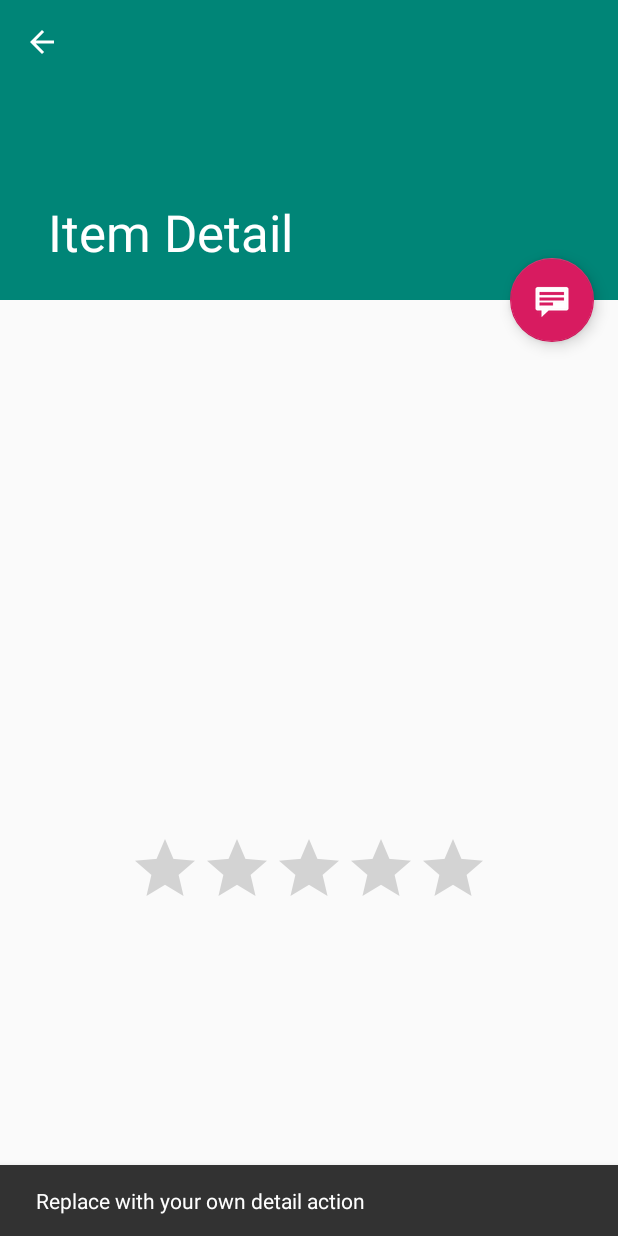
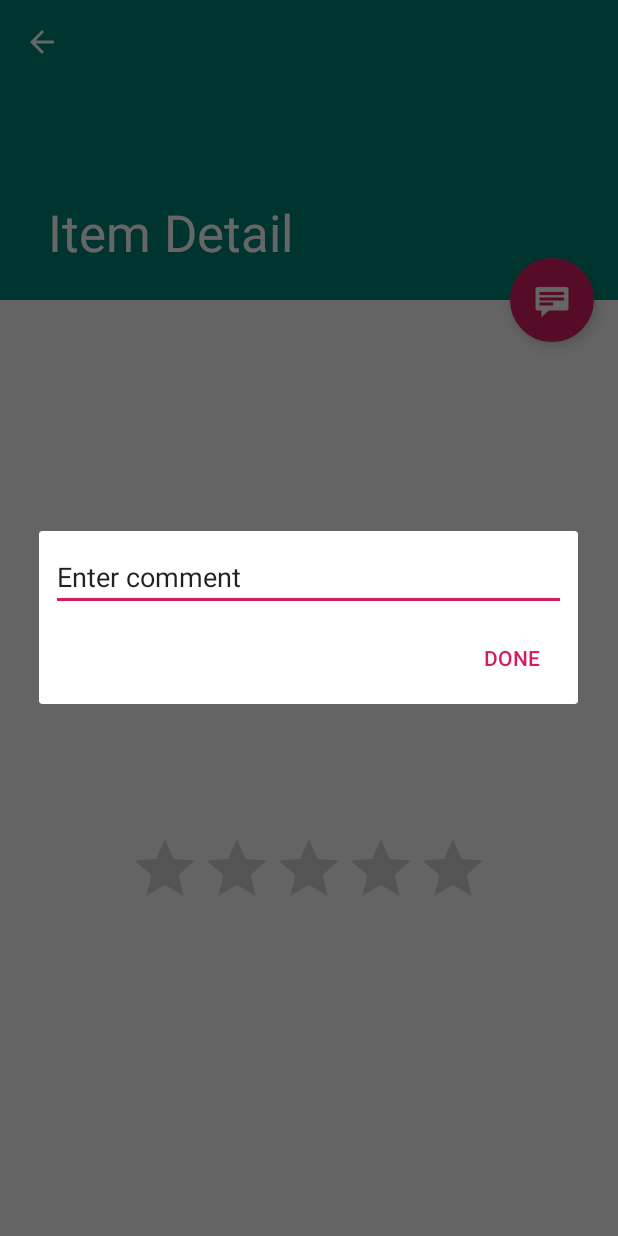
Before and after one commit to Anblak/placesapp, an Android app: the ItemDetailActivity screen opened directly, with no data from a screen before it, after a tap on an icon or button, on a phone screen of 412 x 824 dp. Run offline under Robolectric (Android 15) with nearby library versions, the phone set to English and light mode, and no system bars; 2 statements that could not run were skipped.

Commit message:
new fragment for dialog

```diff
--- a/app/src/main/java/com/anblak/placesapp/ItemDetailActivity.java
+++ b/app/src/main/java/com/anblak/placesapp/ItemDetailActivity.java
@@ -1,15 +1,18 @@
 package com.anblak.placesapp;
 
+import android.content.DialogInterface;
 import android.content.Intent;
 import android.os.Bundle;
 import android.support.design.widget.FloatingActionButton;
 import android.support.design.widget.Snackbar;
+import android.support.v7.app.AlertDialog;
 import android.support.v7.widget.Toolbar;
 import android.util.Log;
 import android.view.View;
 import android.support.v7.app.AppCompatActivity;
 import android.support.v7.app.ActionBar;
 import android.view.MenuItem;
+import android.widget.EditText;
 import android.widget.RatingBar;
 import android.widget.Toast;
 
@@ -42,7 +45,77 @@ public class ItemDetailActivity extends AppCompatActivity {
         Toolbar toolbar = findViewById(R.id.detail_toolbar);
         setSupportActionBar(toolbar);
 
+        addRatingListener();
+        addCommentListener();
+
+        ActionBar actionBar = getSupportActionBar();
+        if (actionBar != null) {
+            actionBar.setDisplayHomeAsUpEnabled(true);
+        }
+
+        if (savedInstanceState == null) {
+            // Create the detail fragment and add it to the activity
+            // using a fragment transaction.
+            Bundle arguments = new Bundle();
+            arguments.putString(ItemDetailFragment.ARG_ITEM_ID,
+                    getIntent().getStringExtra(ItemDetailFragment.ARG_ITEM_ID));
+            ItemDetailFragment fragment = new ItemDetailFragment();
+            fragment.setArguments(arguments);
+            getSupportFragmentManager().beginTransaction()
+                    .add(R.id.item_detail_container, fragment)
+                    .commit();
+        }
+    }
+
+    private void addCommentListener() {
         FloatingActionButton fab = findViewById(R.id.fab);
+        fab.setOnClickListener(new View.OnClickListener() {
+            @Override
+            public void onClick(View view) {
+                AlertDialog.Builder builder = new AlertDialog.Builder(view.getContext());
+                builder.setView(getLayoutInflater().inflate(R.layout.fragment_create_comment,null));
+                builder.setPositiveButton(R.string.done, new DialogInterface.OnClickListener() {
+                    @Override
+                    public void onClick(DialogInterface dialog, int which) {
+                        if(LoginRepository.getUser() != null) {
+                            String message = ((EditText)findViewById(R.id.edit_comment)).getEditableText().toString();
+                            RequestBody formBody = new FormBody.Builder()
+                                    .add("message", message)
+                                    .add("uuid", LoginRepository.getUser().getUuid())
+                                    .add("placeId", String.valueOf(ItemDetailFragment.getmItem().getId()))
+                                    .build();
+
+                            Request request = new Request.Builder()
+                                    .url(Constants.SERVER_URL + "/comments")
+                                    .post(formBody)
+                                    .build();
+                            try {
+                                Response response = okHttpClient.newCall(request).execute();
+                                if(!response.body().string().equals(SUCCESS_RESULT)) {
+                                    Toast.makeText(ItemDetailActivity.this, "Error",
+                                            Toast.LENGTH_LONG).show();
+                                } else {
+                                    Toast.makeText(ItemDetailActivity.this, "Comment: " + message,
+                                            Toast.LENGTH_LONG).show();
+                                }
+                            } catch (IOException e) {
+                                Log.v(TAG, e.getMessage());
+                                Toast.makeText(ItemDetailActivity.this, "Error",
+                                        Toast.LENGTH_LONG).show();
+                            }
+
+                        } else {
+                            Toast.makeText(ItemDetailActivity.this, "Authorize please",
+                                    Toast.LENGTH_LONG).show();
+                        }
+                    }
+                });
+                builder.create().show();
+            }
+        });
+    }
+
+    private void addRatingListener() {
         final RatingBar defaultRatingBar = findViewById(R.id.ratingBar_default);
         defaultRatingBar.setOnRatingBarChangeListener(new RatingBar.OnRatingBarChangeListener() {
 
@@ -83,32 +156,6 @@ public class ItemDetailActivity extends AppCompatActivity {
                 }
             }
         });
-        fab.setOnClickListener(new View.OnClickListener() {
-            @Override
-            public void onClick(View view) {
-
-                Snackbar.make(view, "Replace with your own detail action", Snackbar.LENGTH_LONG)
-                        .setAction("Action", null).show();
-            }
-        });
-
-        ActionBar actionBar = getSupportActionBar();
-        if (actionBar != null) {
-            actionBar.setDisplayHomeAsUpEnabled(true);
-        }
-
-        if (savedInstanceState == null) {
-            // Create the detail fragment and add it to the activity
-            // using a fragment transaction.
-            Bundle arguments = new Bundle();
-            arguments.putString(ItemDetailFragment.ARG_ITEM_ID,
-                    getIntent().getStringExtra(ItemDetailFragment.ARG_ITEM_ID));
-            ItemDetailFragment fragment = new ItemDetailFragment();
-            fragment.setArguments(arguments);
-            getSupportFragmentManager().beginTransaction()
-                    .add(R.id.item_detail_container, fragment)
-                    .commit();
-        }
     }
 
     @Override
--- /dev/null
+++ b/app/src/main/res/layout/fragment_create_comment.xml
@@ -0,0 +1,25 @@
+<?xml version="1.0" encoding="utf-8"?>
+<android.support.constraint.ConstraintLayout xmlns:android="http://schemas.android.com/apk/res/android"
+    xmlns:app="http://schemas.android.com/apk/res-auto"
+    xmlns:tools="http://schemas.android.com/tools"
+    android:id="@+id/frameLayout2"
+    android:layout_width="match_parent"
+    android:layout_height="match_parent"
+    tools:context=".CreateComment">
+
+    <EditText
+        android:id="@+id/edit_comment"
+        android:layout_width="0dp"
+        android:layout_height="wrap_content"
+        android:layout_marginStart="8dp"
+        android:layout_marginTop="8dp"
+        android:layout_marginEnd="8dp"
+        android:ems="10"
+        android:importantForAutofill="no"
+        android:inputType="textPersonName"
+        android:text="@string/enter_comment"
+        app:layout_constraintEnd_toEndOf="parent"
+        app:layout_constraintStart_toStartOf="parent"
+        app:layout_constraintTop_toTopOf="parent" />
+
+</android.support.constraint.ConstraintLayout>
--- a/app/src/main/res/values/strings.xml
+++ b/app/src/main/res/values/strings.xml
@@ -12,4 +12,6 @@
     <string name="invalid_username">Not a valid username</string>
     <string name="invalid_password">Password must be >5 characters</string>
     <string name="login_failed">"Login failed"</string>
+    <string name="enter_comment">Enter comment</string>
+    <string name="done">Done</string>
 </resources>
--- a/build.gradle
+++ b/build.gradle
@@ -7,7 +7,7 @@ buildscript {
 
     }
     dependencies {
-        classpath 'com.android.tools.build:gradle:3.4.0'
+        classpath 'com.android.tools.build:gradle:3.4.1'
 
         // NOTE: Do not place your application dependencies here; they belong
         // in the individual module build.gradle files
```
Also changed, not shown: app/src/main/java/com/anblak/placesapp/CreateComment.java (added, +27 -0 lines).
